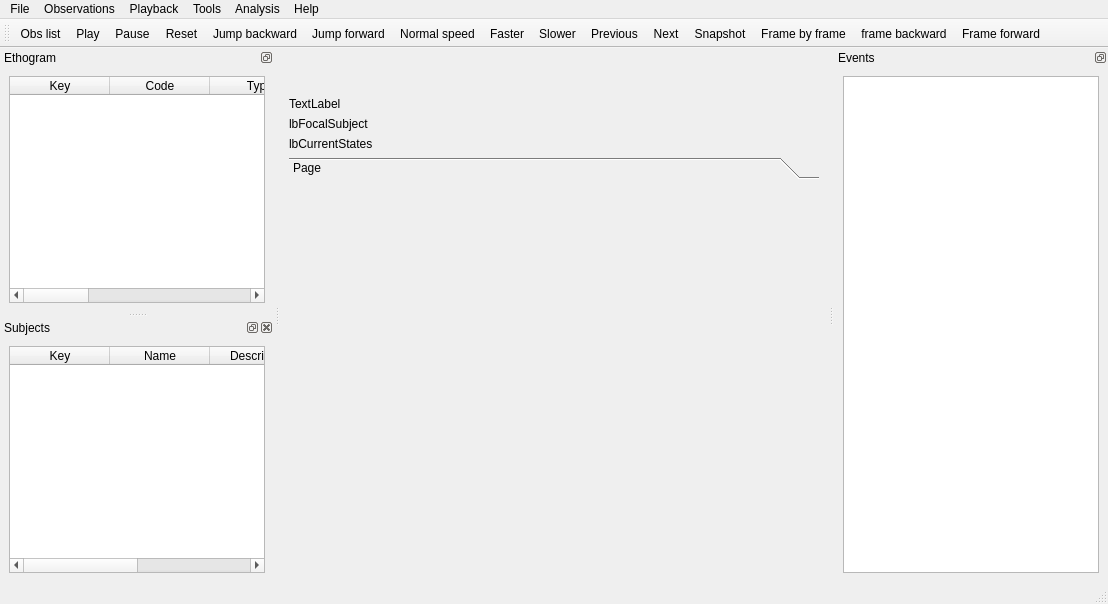
The window that boris.ui (olivierfriard/BORIS) describes before a commit, drawn with Qt 5.
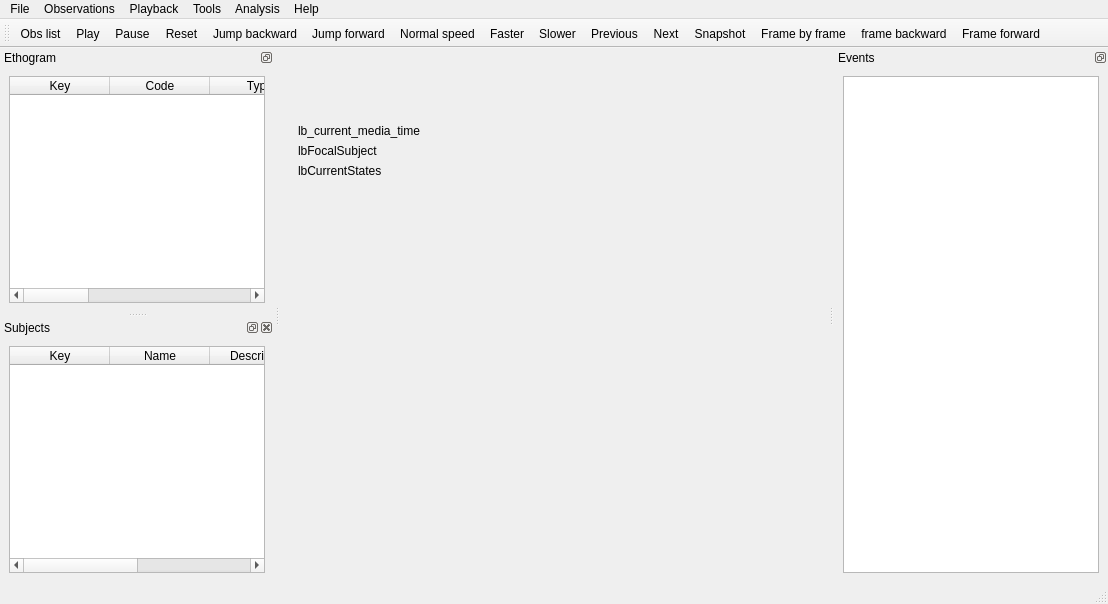
The same window after the commit.

What changed in the file:
```diff
--- a/boris.ui
+++ b/boris.ui
@@ -20,6 +20,11 @@
       <item>
        <layout class="QVBoxLayout" name="verticalLayout_3">
         <item>
+         <widget class="QWidget" name="w_logo" native="true">
+          <layout class="QVBoxLayout" name="verticalLayout_8">
+           <item>
+            <layout class="QVBoxLayout" name="verticalLayout_6">
+             <item>
          <widget class="QLabel" name="lbLogoBoris">
           <property name="text">
            <string/>
@@ -48,10 +53,23 @@
           </property>
          </widget>
         </item>
+            </layout>
+           </item>
+          </layout>
+         </widget>
+        </item>
+        <item>
+         <widget class="QWidget" name="w_obs_info" native="true">
+          <property name="enabled">
+           <bool>true</bool>
+          </property>
+          <layout class="QVBoxLayout" name="verticalLayout_10">
+           <item>
+            <layout class="QVBoxLayout" name="verticalLayout_9">
         <item>
          <widget class="QLabel" name="lb_current_media_time">
           <property name="text">
-           <string>TextLabel</string>
+                <string>lb_current_media_time</string>
           </property>
          </widget>
         </item>
@@ -70,26 +88,21 @@
          </widget>
         </item>
         <item>
-         <widget class="QToolBox" name="toolBox">
-          <property name="enabled">
-           <bool>true</bool>
-          </property>
-          <property name="currentIndex">
-           <number>0</number>
-          </property>
-          <widget class="QWidget" name="page">
-           <property name="geometry">
-            <rect>
-             <x>0</x>
-             <y>0</y>
-             <width>532</width>
-             <height>362</height>
-            </rect>
-           </property>
-           <attribute name="label">
-            <string>Page</string>
-           </attribute>
-          </widget>
+              <spacer name="verticalSpacer">
+               <property name="orientation">
+                <enum>Qt::Vertical</enum>
+               </property>
+               <property name="sizeHint" stdset="0">
+                <size>
+                 <width>20</width>
+                 <height>40</height>
+                </size>
+               </property>
+              </spacer>
+             </item>
+            </layout>
+           </item>
+          </layout>
          </widget>
         </item>
        </layout>
```
Lines whose indentation alone changed are shown as unchanged.
